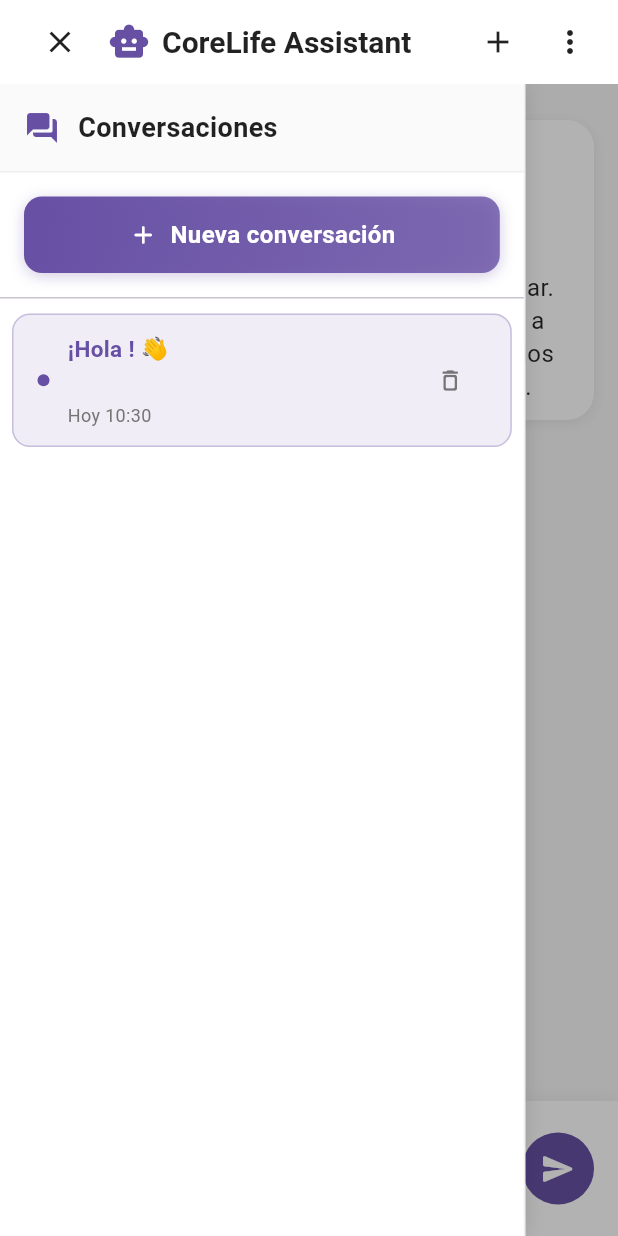
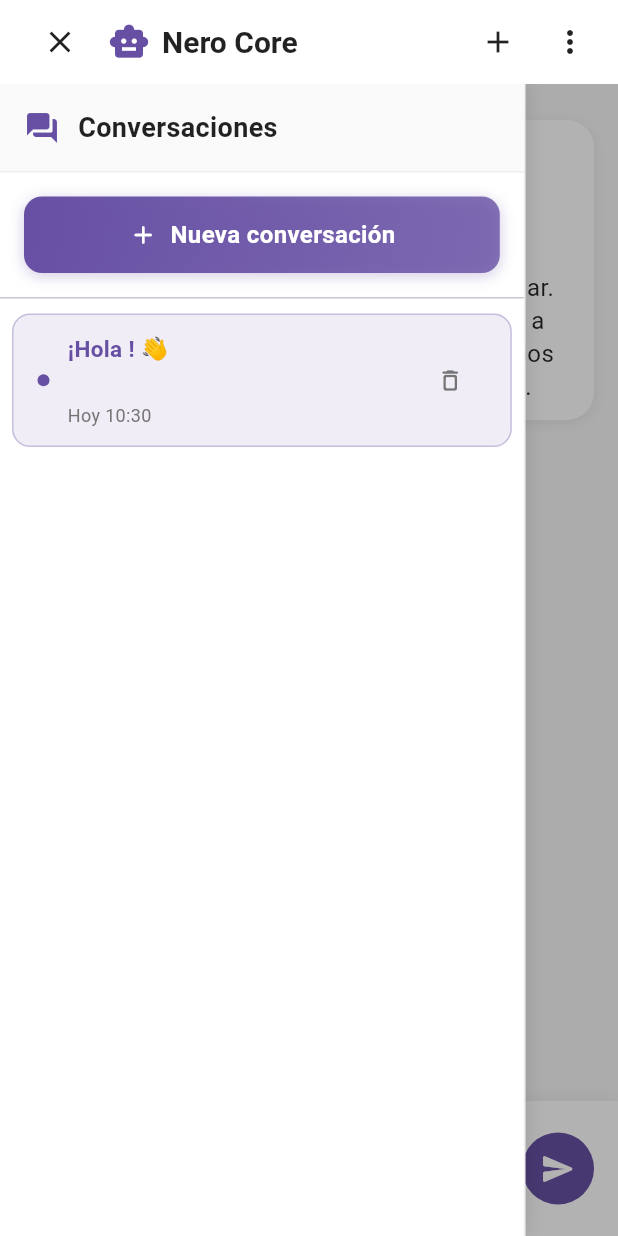
Before and after one commit to Csandoval-dev/Proyecto_Grupo1, a Flutter app: the ChatbotScreen screen opened by its route, after a tap on the "send" icon, after a tap on the "menu" icon, on a phone screen of 412 x 824 dp. Run offline on Flutter 3.47's test engine with Material 3 defaults, Android fonts, the phone set to English and light mode, and no system bars; our stand-ins replace cloud_firestore, firebase_auth, firebase_core, fl_chart, flutter_animate, flutter_dotenv and 4 more; accounts and stored records are empty.

Commit message:
add name chat

```diff
--- a/lib/screens/chatbot_screen.dart
+++ b/lib/screens/chatbot_screen.dart
@@ -275,7 +275,7 @@
           ),
           const SizedBox(width: 8),
           const Text(
-            'CoreLife Assistant',
+            'Nero Core',
             style: TextStyle(
               color: Colors.black87,
               fontWeight: FontWeight.w600,
```
